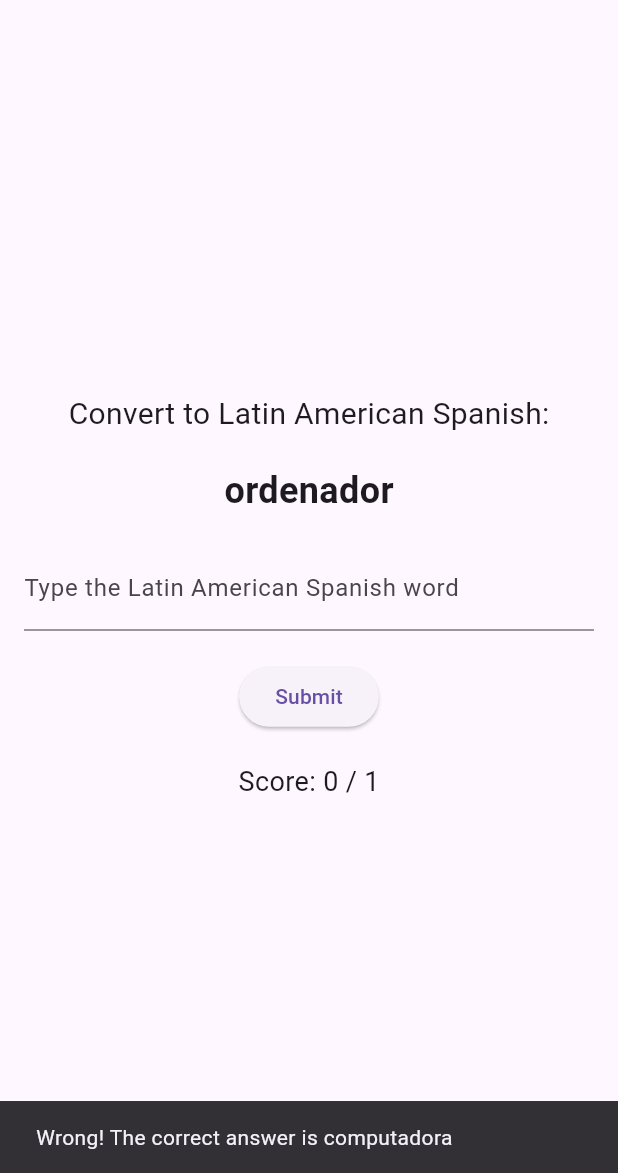
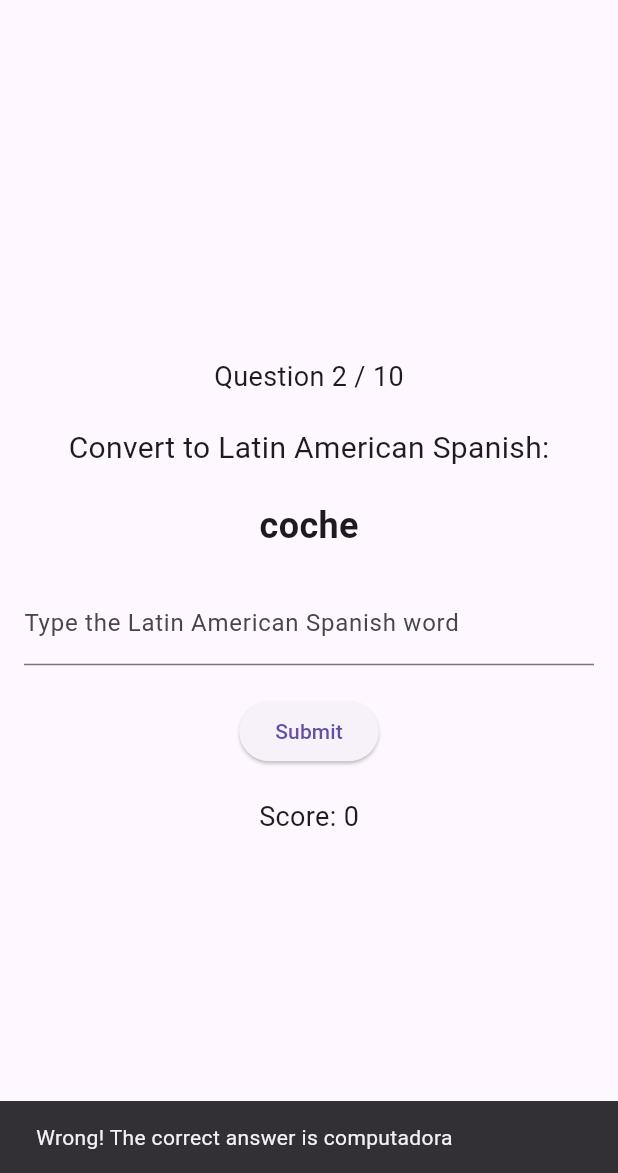
Before and after one commit to Yuki-Naka-Sharing-Study/late_tan_flutter, a Flutter app: the screen it shows after launch, after a tap on "Submit", on a phone screen of 412 x 824 dp, the part 63-1236 px from its top. Run offline on Flutter 3.47's test engine with Material 3 defaults, Android fonts, the phone set to English and light mode, and no system bars.

```diff
--- a/lib/screens/quiz_screen.dart
+++ b/lib/screens/quiz_screen.dart
@@ -1,6 +1,7 @@
 import 'dart:math';
 import 'package:flutter/material.dart';
-import '../data/words.dart'; // 単語データをインポート
+import '../data/words.dart';
+import 'result_screen.dart';
 
 class QuizScreen extends StatefulWidget {
   @override
@@ -8,6 +9,8 @@ class QuizScreen extends StatefulWidget {
 }
 
 class _QuizScreenState extends State<QuizScreen> {
+  static const int totalQuestions = 10;
+  final TextEditingController _controller = TextEditingController();
   Map<String, String>? currentWord;
   String userInput = "";
   int score = 0;
@@ -19,10 +22,27 @@ class _QuizScreenState extends State<QuizScreen> {
     loadNewWord();
   }
 
+  @override
+  void dispose() {
+    _controller.dispose(); // メモリリーク防止のために破棄
+    super.dispose();
+  }
+
   void loadNewWord() {
+    if (questionCount >= totalQuestions) {
+      Navigator.pushReplacement(
+        context,
+        MaterialPageRoute(
+          builder: (context) => ResultScreen(score: score, total: totalQuestions),
+        ),
+      );
+      return;
+    }
+
     setState(() {
-      currentWord = words[Random().nextInt(words.length)];
+      currentWord = words[questionCount]; // リストの順番通りに取得
       userInput = "";
+      _controller.clear(); // ← TextField の入力を確実にクリア
     });
   }
 
@@ -33,6 +53,7 @@ class _QuizScreenState extends State<QuizScreen> {
     } else {
       ScaffoldMessenger.of(context).showSnackBar(SnackBar(content: Text("Wrong! The correct answer is ${currentWord?["es-LA"]}")));
     }
+
     questionCount++;
     loadNewWord();
   }
@@ -47,18 +68,21 @@ class _QuizScreenState extends State<QuizScreen> {
           mainAxisAlignment: MainAxisAlignment.center,
           crossAxisAlignment: CrossAxisAlignment.center,
           children: [
+            Text("Question ${questionCount + 1} / $totalQuestions", style: TextStyle(fontSize: 18)),
+            SizedBox(height: 20),
             Text("Convert to Latin American Spanish:", style: TextStyle(fontSize: 20)),
             SizedBox(height: 20),
             Text(currentWord?["es-ES"] ?? "", style: TextStyle(fontSize: 24, fontWeight: FontWeight.bold)),
             SizedBox(height: 20),
             TextField(
+              controller: _controller, // ← Controller を指定
               onChanged: (value) => setState(() => userInput = value),
               decoration: InputDecoration(labelText: "Type the Latin American Spanish word"),
             ),
             SizedBox(height: 20),
             ElevatedButton(onPressed: checkAnswer, child: Text("Submit")),
             SizedBox(height: 20),
-            Text("Score: $score / $questionCount", style: TextStyle(fontSize: 18)),
+            Text("Score: $score", style: TextStyle(fontSize: 18)),
           ],
         ),
       ),
```
Also changed, not shown: lib/screens/result_screen.dart (added, +43 -0 lines).
